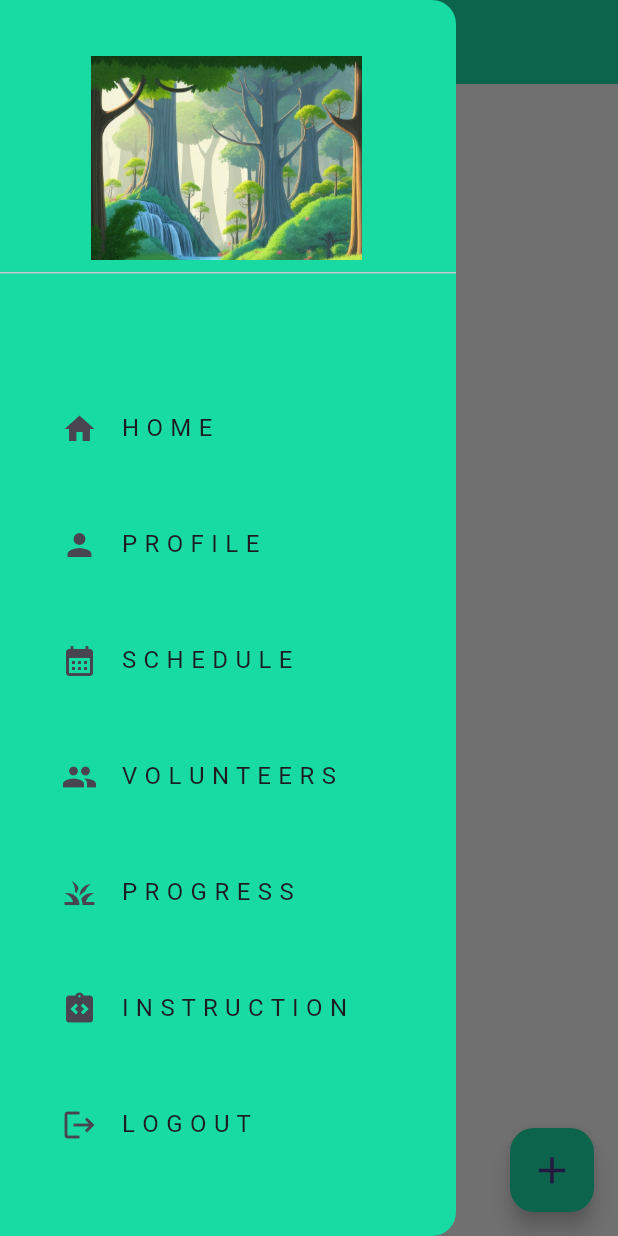
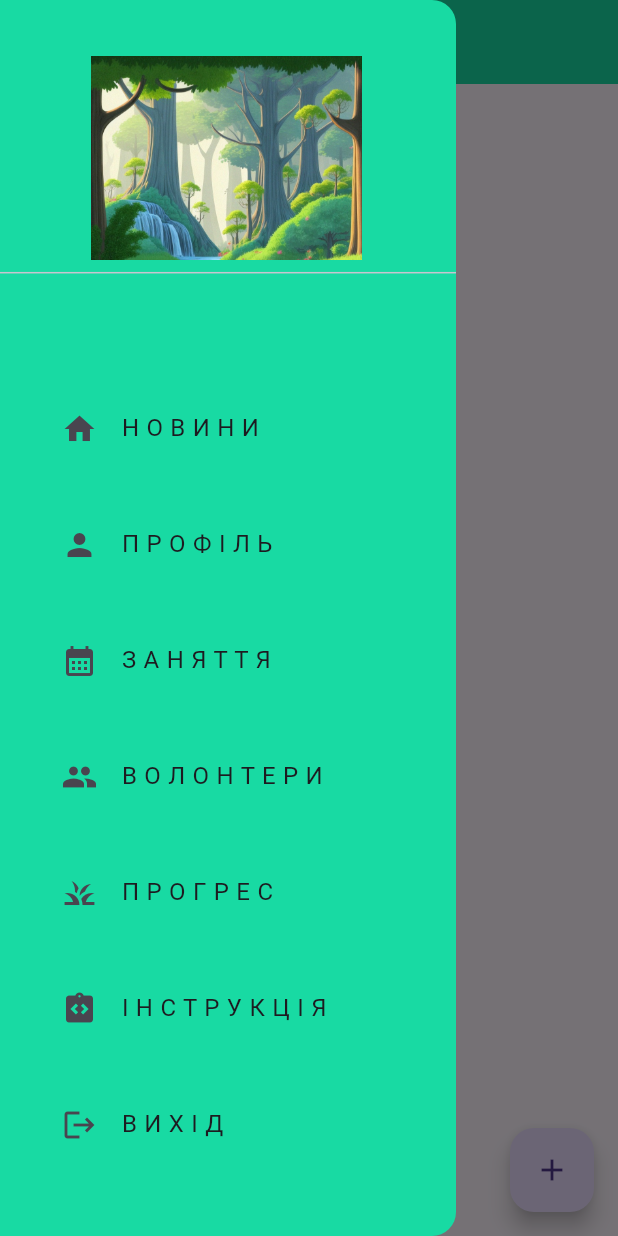
Before and after one commit to BaraniukDmytro/sunny_childhood, a Flutter app: the screen it shows once a user with an empty profile is signed in, with the side drawer open, on a phone screen of 412 x 824 dp. Run offline on Flutter 3.47's test engine with Material 3 defaults, Android fonts, the light colour scheme and no system bars; our stand-ins replace cloud_firestore, firebase_auth, firebase_core, google_sign_in; accounts and stored records are empty.

Commit message:
новини

```diff
--- /dev/null
+++ b/lib/ViewModel/newsViewModel.dart
@@ -0,0 +1,57 @@
+import 'package:cloud_firestore/cloud_firestore.dart';
+import 'package:sunny_childhood/model/news_model.dart';
+
+class NewsViewModel {
+  final FirebaseFirestore _firestore = FirebaseFirestore.instance;
+
+  Future<void> addNews(String text, String title) async {
+    try {
+      final newDocRef = _firestore.collection('news').doc();
+
+      final news = News(
+        newDocRef.id,
+        text,
+        title,
+      );
+
+      await newDocRef.set(news.toMap());
+    } catch (e) {
+      print('Failed to add news: $e');
+      rethrow;
+    }
+  }
+
+  Future<void> updateNews(String id, String text, String title) async {
+    try {
+      final newsDocRef = _firestore.collection('news').doc(id);
+
+      await newsDocRef.update({
+        'text': text,
+        'title': title,
+      });
+    } catch (e) {
+      print('Failed to update news: $e');
+      rethrow;
+    }
+  }
+
+  Future<void> deleteNews(String id) async {
+    try {
+      final newsDocRef = _firestore.collection('news').doc(id);
+
+      await newsDocRef.delete();
+    } catch (e) {
+      print('Failed to delete news: $e');
+      rethrow;
+    }
+  }
+
+
+  Stream<List<News>> getNewsStream() {
+    return _firestore.collection('news').snapshots().map((snapshot) {
+      return snapshot.docs.map((doc) {
+        return News.fromMap(doc.data() as Map<String, dynamic>, doc.id);
+      }).toList();
+    });
+  }
+}
--- a/lib/menu.dart
+++ b/lib/menu.dart
@@ -38,7 +38,7 @@ class AppMenu extends StatelessWidget {
             leading: Icon(
                 Icons.home,
             ),
-            title: Text("H O M E"),
+            title: Text("Н О В И Н И"),
             onTap: (){
               Navigator.pop(context);
               Navigator.pushNamed(context, '/home_page');
@@ -53,7 +53,7 @@ class AppMenu extends StatelessWidget {
             leading: Icon(
                 Icons.person,
             ),
-            title: const Text("P R O F I L E"),
+            title: const Text("П Р О Ф І Л Ь"),
             onTap: (){
               Navigator.pop(context);
               Navigator.pushNamed(context, '/profile_page');
@@ -68,7 +68,7 @@ class AppMenu extends StatelessWidget {
               leading: Icon(
                 Icons.calendar_month,
               ),
-              title: const Text("S C H E D U L E"),
+              title: const Text("З А Н Я Т Т Я"),
               onTap: (){
                 Navigator.pop(context);
                 Navigator.pushNamed(context, '/schedule_page');
@@ -83,7 +83,7 @@ class AppMenu extends StatelessWidget {
             leading: Icon(
               Icons.group,
             ),
-            title: const Text("V O L U N T E E R S"),
+            title: const Text("В О Л О Н Т Е Р И"),
             onTap: (){
               Navigator.pop(context);
               Navigator.pushNamed(context, '/users_page');
@@ -99,7 +99,7 @@ class AppMenu extends StatelessWidget {
               leading: Icon(
                 Icons.grass_outlined,
               ),
-              title: const Text("P R O G R E S S"),
+              title: const Text("П Р О Г Р Е С"),
               onTap: (){
                 Navigator.pop(context);
                 Navigator.pushNamed(context, '/progress_page');
@@ -114,7 +114,7 @@ class AppMenu extends StatelessWidget {
               leading: Icon(
                 Icons.integration_instructions,
               ),
-              title: const Text("I N S T R U C T I O N"),
+              title: const Text("І Н С Т Р У К Ц І Я"),
               onTap: (){
                 Navigator.pop(context);
                 Navigator.pushNamed(context, '/instruction_page');
@@ -129,7 +129,7 @@ class AppMenu extends StatelessWidget {
             leading: Icon(
               Icons.logout,
             ),
-            title: Text("L O G O U T"),
+            title: Text("В И Х І Д"),
             onTap: (){
               Navigator.pop(context);
               //logout
--- a/lib/pages/auth_page.dart
+++ b/lib/pages/auth_page.dart
@@ -1,4 +1,5 @@
 import 'package:flutter/material.dart';
+import 'package:sunny_childhood/screen/signUp_google_screen.dart';
 import 'package:sunny_childhood/screen/signUp_screen.dart';
 import 'package:sunny_childhood/screen/login_screen.dart';
 
@@ -11,6 +12,7 @@ class Auth_Page extends StatefulWidget {
 
 class _Auth_PageState extends State<Auth_Page> {
   bool a = true;
+
   void to() {
     setState(() {
       a = !a;
--- a/lib/pages/instruction_page.dart
+++ b/lib/pages/instruction_page.dart
@@ -32,7 +32,7 @@ class _InstructionPageState extends State<InstructionPage> {
   Widget build(BuildContext context) {
     return Scaffold(
       appBar: AppBar(
-        title: Text("Instruction"),
+        title: Text("Інструкція"),
         backgroundColor: custom_green,
         elevation: 0,
       ),
--- a/lib/pages/main_page.dart
+++ b/lib/pages/main_page.dart
@@ -1,10 +1,9 @@
+import 'package:flutter/material.dart';
 import 'package:firebase_auth/firebase_auth.dart';
-import 'package:flutter/material.dart';
 import 'package:sunny_childhood/pages/auth_page.dart';
+import 'package:sunny_childhood/screen/news_screen.dart';
 import 'package:sunny_childhood/const/colors.dart';
-
-import '../menu.dart';
-import '../screen/news_screen.dart';
+import 'package:sunny_childhood/menu.dart';
 
 class MainPage extends StatelessWidget {
   const MainPage({super.key});
@@ -13,12 +12,11 @@ class MainPage extends StatelessWidget {
   Widget build(BuildContext context) {
     return Scaffold(
       appBar: AppBar(
-        title: Text("Home"),
+        title: Text("Новини"),
         backgroundColor: custom_green,
         elevation: 0,
       ),
       drawer: AppMenu(),
-
       body: StreamBuilder<User?>(
         stream: FirebaseAuth.instance.authStateChanges(),
         builder: (context, snapshot) {
--- a/lib/pages/progress_page.dart
+++ b/lib/pages/progress_page.dart
@@ -11,7 +11,7 @@ class ProgressPage extends StatelessWidget {
   Widget build(BuildContext context) {
     return Scaffold(
       appBar: AppBar(
-        title: Text("Progress"),
+        title: Text("Прогрес"),
         backgroundColor: custom_green,
         elevation: 0,
       ),
@@ -51,7 +51,7 @@ class ProgressPage extends StatelessWidget {
                         ),
                         SizedBox(height: 20),
                         Text(
-                          'Completed tasks: $completedTasksCount',
+                          'Кількість виконаних занять: $completedTasksCount',
                           style: TextStyle(fontSize: 24, fontWeight: FontWeight.bold),
                         ),
                       ],
--- a/lib/pages/schedule_page.dart
+++ b/lib/pages/schedule_page.dart
@@ -13,7 +13,7 @@ class SchedulePage extends StatelessWidget {
   Widget build(BuildContext context) {
     return Scaffold(
       appBar: AppBar(
-        title: Text("Schedule"),
+        title: Text("Заняття"),
         backgroundColor: custom_green,
         elevation: 0,
       ),
--- a/lib/pages/users_page.dart
+++ b/lib/pages/users_page.dart
@@ -12,7 +12,7 @@ class UsersPage extends StatelessWidget{
   Widget build( BuildContext context){
     return Scaffold(
       appBar: AppBar(
-        title: Text("Volunteers"),
+        title: Text("Волонтери"),
         backgroundColor: custom_green,
         elevation: 0,
       ),
--- a/lib/screen/lessons_screen.dart
+++ b/lib/screen/lessons_screen.dart
@@ -52,7 +52,7 @@ class _Lesson_ScreenState extends State<Lesson_Screen> {
                 Padding(
                   padding: const EdgeInsets.all(16.0),
                   child: Text(
-                    'Completed',
+                    'Виконані',
                     style: TextStyle(
                       fontSize: 16,
                       color: Colors.grey.shade500,
--- a/lib/screen/news_screen.dart
+++ b/lib/screen/news_screen.dart
@@ -1,64 +1,69 @@
 import 'package:flutter/material.dart';
-import 'package:flutter/rendering.dart';
-import 'package:sunny_childhood/const/colors.dart';
-import 'package:sunny_childhood/screen/add_lesson_screen.dart';
-import 'package:sunny_childhood/widgets/stream_note.dart';
+import 'package:sunny_childhood/ViewModel/newsViewModel.dart';
+import 'package:sunny_childhood/model/news_model.dart';
+import 'package:sunny_childhood/screen/add_news_screen.dart';
 
-class NewsScreen extends StatefulWidget {
-  const NewsScreen({super.key});
+import 'edit_news_screen.dart'; // Це екран для додавання новин, який ми створимо нижче
 
-  @override
-  State<NewsScreen> createState() => _NewsScreenState();
-}
 
-bool show = true;
+class NewsScreen extends StatelessWidget {
+  final NewsViewModel _newsViewModel = NewsViewModel();
 
-class _NewsScreenState extends State<NewsScreen> {
   @override
   Widget build(BuildContext context) {
     return Scaffold(
-      backgroundColor: backgroundColors,
-      floatingActionButton: Visibility(
-        visible: show,
-        child: FloatingActionButton(
+      body: StreamBuilder<List<News>>(
+        stream: _newsViewModel.getNewsStream(),
+        builder: (context, snapshot) {
+          if (snapshot.connectionState == ConnectionState.waiting) {
+            return Center(child: CircularProgressIndicator());
+          } else if (snapshot.hasError) {
+            return Center(child: Text('Error: ${snapshot.error}'));
+          } else if (!snapshot.hasData || snapshot.data!.isEmpty) {
+            return Center(child: Text('No news available'));
+          } else {
+            final newsList = snapshot.data!;
+            return ListView.builder(
+              itemCount: newsList.length,
+              itemBuilder: (context, index) {
+                final news = newsList[index];
+                return ListTile(
+                  title: Text(news.title),
+                  subtitle: Text(news.text),
+                  trailing: Row(
+                    mainAxisSize: MainAxisSize.min,
+                    children: [
+                      IconButton(
+                        icon: Icon(Icons.edit),
                         onPressed: () {
-            Navigator.of(context).push(MaterialPageRoute(
-              builder: (context) => AddLessonScreen(),
-            ));
+                          Navigator.of(context).push(
+                            MaterialPageRoute(
+                              builder: (context) => EditNewsScreen(news: news),
+                            ),
+                          );
                         },
-          backgroundColor: custom_green,
-          child: Icon(Icons.add, size: 30),
                       ),
+                      IconButton(
+                        icon: Icon(Icons.delete),
+                        onPressed: () async {
+                          await _newsViewModel.deleteNews(news.id);
+                        },
                       ),
-      body: SafeArea(
-        child: NotificationListener<UserScrollNotification>(
-          onNotification: (notification) {
-            if (notification.direction == ScrollDirection.forward) {
-              setState(() {
-                show = true;
-              });
-            }
-            if (notification.direction == ScrollDirection.reverse) {
-              setState(() {
-                show = false;
-              });
-            }
-            return true;
-          },
-          child: Column(
-            children: [
-              Stream_note(false),
-              Text(
-                'Completed',
-                style: TextStyle(
-                    fontSize: 16,
-                    color: Colors.grey.shade500,
-                    fontWeight: FontWeight.bold),
-              ),
-              Stream_note(true),
                     ],
                   ),
+                );
+              },
+            );
+          }
+        },
       ),
+      floatingActionButton: FloatingActionButton(
+        onPressed: () {
+          Navigator.of(context).push(
+            MaterialPageRoute(builder: (context) => AddNewsPage()),
+          );
+        },
+        child: Icon(Icons.add),
       ),
     );
   }
--- a/pubspec.yaml
+++ b/pubspec.yaml
@@ -31,6 +31,8 @@ dependencies:
   flutter:
     sdk: flutter
   firebase_auth: ^4.3.0
+  firebase_core: ^2.17.0
+  google_sign_in: ^5.4.0
   cloud_firestore: ^4.5.0
   msh_checkbox: ^1.1.1
   uuid: ^3.0.6
```
Also changed, not shown: lib/model/news_model.dart (+20 -3 lines), lib/pages/profile_page.dart (+6 -6 lines), lib/repository/auth_data.dart (+39 -0 lines), lib/screen/add_news_screen.dart (added, +43 -0 lines), lib/screen/edit_news_screen.dart (added, +50 -0 lines), lib/screen/edit_profile_screen.dart (renamed from lib/screen/EditProfilePage.dart, +8 -8 lines), lib/screen/login_screen.dart (+56 -11 lines), lib/screen/signUp_google_screen.dart (added, +64 -0 lines), lib/widgets/news_widgets.dart (deleted, +0 -92 lines), pubspec.lock, 3 other files. Lines whose indentation alone changed are shown as unchanged.
